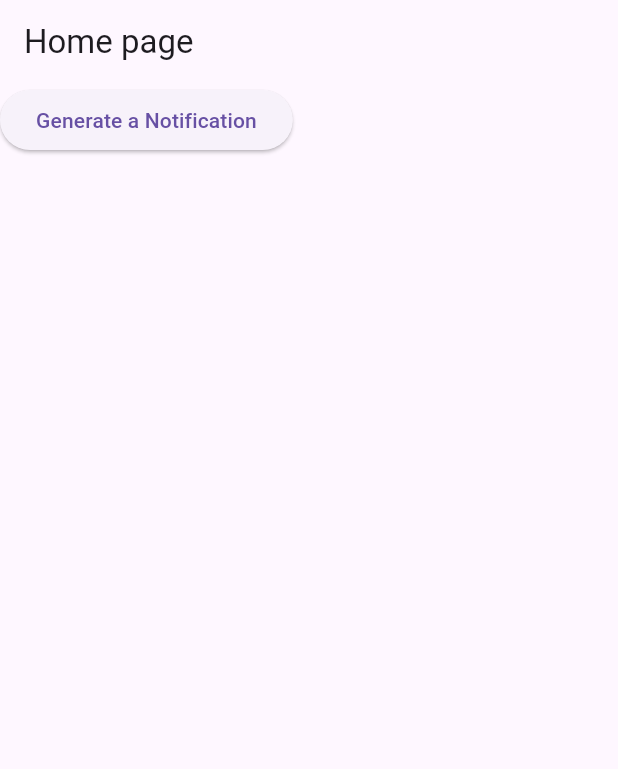
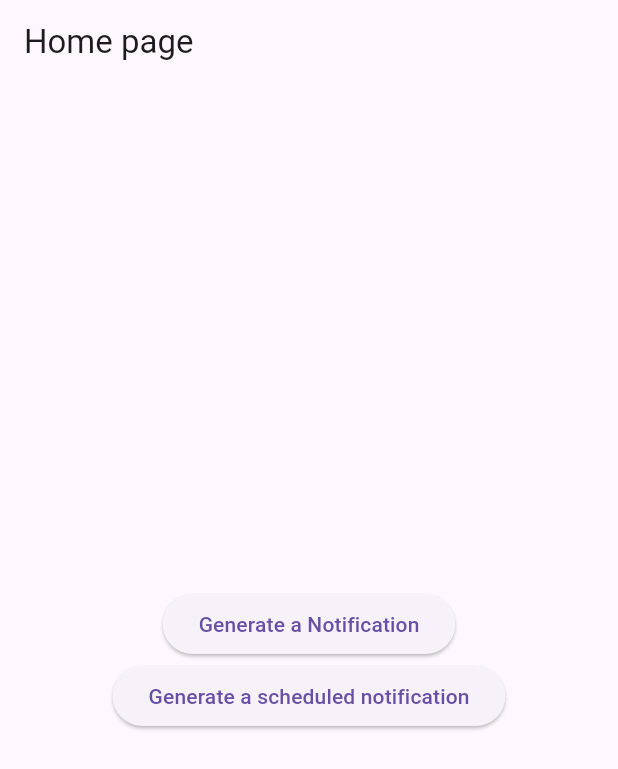
Before and after one commit to malaka96/flutter-notification-project, a Flutter app: the screen it shows after launch, on a phone screen of 412 x 824 dp. Shown: the top 769 px of the screen. Run offline on Flutter 3.47's test engine with Material 3 defaults, Android fonts, the phone set to English and light mode, and no system bars; our stand-ins replace flutter_local_notifications, timezone.

Commit message:
scheduled notifications

```diff
--- a/lib/main.dart
+++ b/lib/main.dart
@@ -1,12 +1,14 @@
 import 'package:flutter/material.dart';
 import 'package:flutter_notifications/notifications/local_notification_service.dart';
 import 'package:flutter_notifications/views/home_screen.dart';
+import 'package:timezone/data/latest.dart' as tz;
 
 final navigatorKey = GlobalKey<NavigatorState>();
 
 void main() async {
   WidgetsFlutterBinding.ensureInitialized();
   await LocalNotificationService.init();
+  tz.initializeTimeZones();
   runApp(MyApp());
 }
 
--- a/lib/views/home_screen.dart
+++ b/lib/views/home_screen.dart
@@ -8,7 +8,10 @@ class HomeScreen extends StatelessWidget {
   Widget build(BuildContext context) {
     return Scaffold(
       appBar: AppBar(title: Text('Home page')),
-      body: Column(
+      body: Center(
+        child: Column(
+          crossAxisAlignment: CrossAxisAlignment.center,
+          mainAxisAlignment: MainAxisAlignment.center,
           children: [
             ElevatedButton(
               onPressed: () {
@@ -19,7 +22,21 @@ class HomeScreen extends StatelessWidget {
               },
               child: Text('Generate a Notification'),
             ),
+            ElevatedButton(
+              onPressed: () {
+                DateTime duration = DateTime.now().add(
+                  const Duration(seconds: 5),
+                );
+                LocalNotificationService.showScheduledNotifications(
+                  title: "scheduled Notification",
+                  body: "you have been selected to ASE",
+                  scheduledData: duration,
+                );
+              },
+              child: Text('Generate a scheduled notification'),
+            ),
           ],
+        ),
       ),
     );
   }
```
Also changed, not shown: lib/notifications/local_notification_service.dart (+27 -1 lines). Lines whose indentation alone changed are shown as unchanged.
